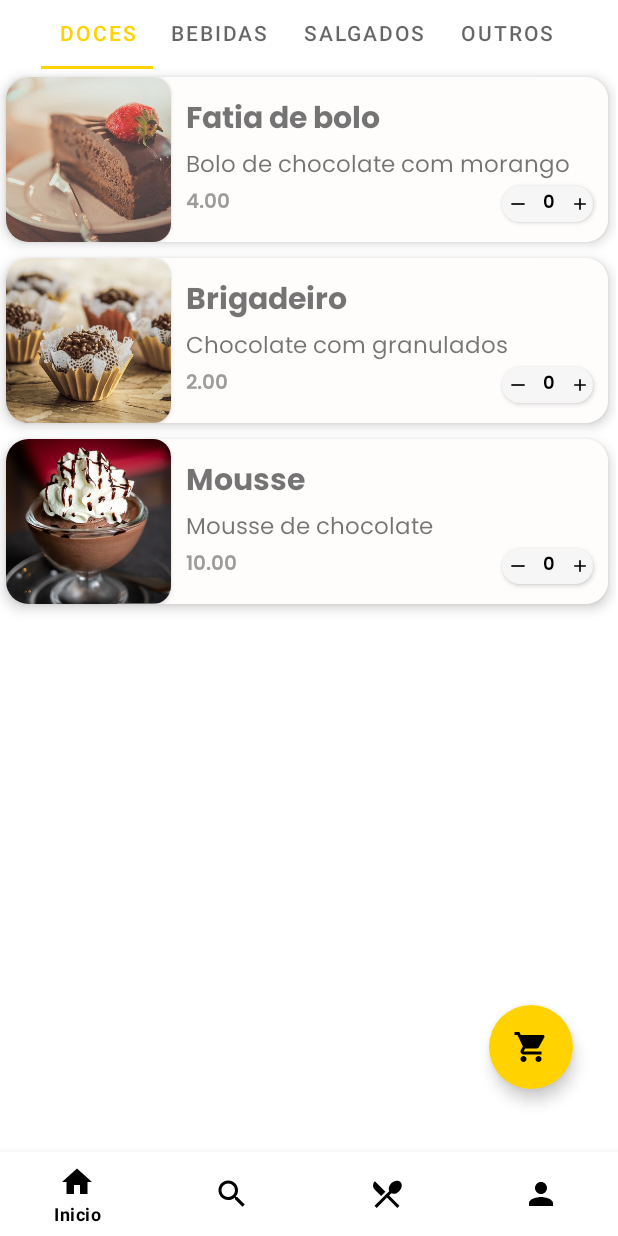
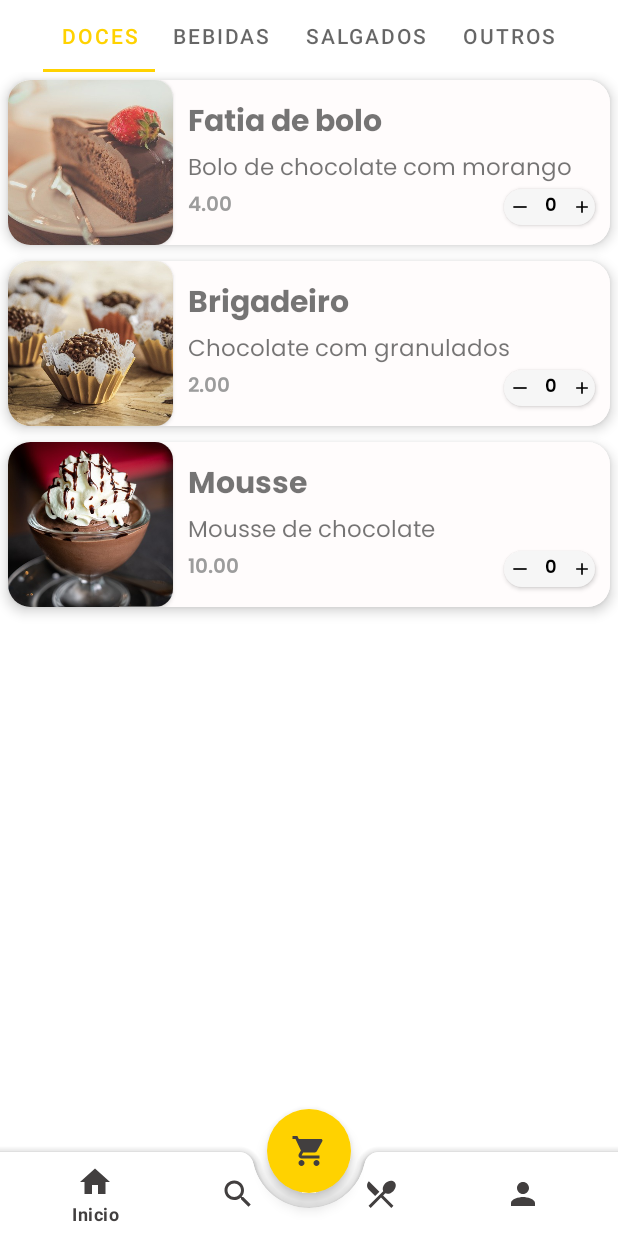
Before and after one commit to weslley-lima04/TCCCantinaToshio, an Android app: the screen it shows after launch (MainActivity), on a phone screen of 412 x 824 dp. Run offline under Robolectric (Android 15) with nearby library versions, the phone set to English and light mode, and no system bars.

```diff
--- a/app/src/main/java/com/cantinatoshio/app/getData.java
+++ b/app/src/main/java/com/cantinatoshio/app/GetData.java
@@ -17,7 +17,7 @@ import java.net.URL;
 
 import javax.net.ssl.HttpsURLConnection;
 
-public class getData extends Thread
+public class GetData extends Thread
 {
 
     String id;
--- /dev/null
+++ b/app/src/main/res/drawable/fundo_transparente.xml
@@ -0,0 +1,7 @@
+<?xml version="1.0" encoding="utf-8"?>
+<shape xmlns:android="http://schemas.android.com/apk/res/android"
+    android:shape="rectangle"
+    android:padding="10dp"
+    >
+    <solid android:color="#0000"/>
+</shape>
--- a/app/src/main/res/layout/activity_main.xml
+++ b/app/src/main/res/layout/activity_main.xml
@@ -1,5 +1,5 @@
 <?xml version="1.0" encoding="utf-8"?>
-<RelativeLayout xmlns:android="http://schemas.android.com/apk/res/android"
+<androidx.coordinatorlayout.widget.CoordinatorLayout xmlns:android="http://schemas.android.com/apk/res/android"
     xmlns:app="http://schemas.android.com/apk/res-auto"
     xmlns:tools="http://schemas.android.com/tools"
     android:layout_width="match_parent"
@@ -11,14 +11,32 @@
         android:id="@+id/FrameContainer"
         android:layout_width="match_parent"
         android:layout_height="match_parent"
-        android:layout_above="@id/btnNav"
-        android:layout_alignParentStart="true"
-        android:layout_alignParentTop="true"
-        android:layout_alignParentEnd="true"
-        android:layout_marginStart="-1dp"
-        android:layout_marginTop="-2dp"
-        android:layout_marginEnd="1dp"
-        android:layout_marginBottom="2dp" />
+        android:layout_marginBottom="55dp"
+        />
+
+    <com.google.android.material.bottomappbar.BottomAppBar
+
+        android:id="@+id/BtnNavAux"
+        android:layout_width="match_parent"
+        android:layout_height="wrap_content"
+        android:layout_gravity="bottom"
+        app:fabCradleMargin="10dp"
+        app:fabCradleRoundedCornerRadius="10dp"
+        app:fabCradleVerticalOffset="1dp"
+        >
+        <com.google.android.material.bottomnavigation.BottomNavigationView
+            android:id="@+id/btnNav"
+            android:layout_width="match_parent"
+            android:layout_height="wrap_content"
+            android:layout_alignParentBottom="true"
+            android:layout_marginEnd="16dp"
+            android:background="@drawable/fundo_transparente"
+            app:itemIconTint="#423F3F"
+            app:itemTextColor="#423F3F"
+            app:menu="@menu/menu_btnnav" />
+
+    </com.google.android.material.bottomappbar.BottomAppBar>
+
 
     <com.google.android.material.floatingactionbutton.FloatingActionButton
         android:id="@+id/btnCart"
@@ -26,24 +44,11 @@
         android:layout_height="wrap_content"
         android:layout_alignBottom="@id/FrameContainer"
         android:layout_alignParentEnd="true"
-        android:layout_marginStart="16dp"
-        android:layout_marginTop="16dp"
-        android:layout_marginBottom="40dp"
-        android:layout_marginEnd="30dp"
-        android:backgroundTint="?attr/colorPrimary"
+        android:backgroundTint="@color/yellowapp"
         android:src="@drawable/ic_baseline_shopping_cart"
         app:borderWidth="0dp"
-        app:tint="@color/black" />
+        app:layout_anchor="@id/BtnNavAux"
+        app:tint="#423F3F" />
 
-    <com.google.android.material.bottomnavigation.BottomNavigationView
 
-        android:id="@+id/btnNav"
-        android:layout_width="match_parent"
-        android:layout_height="wrap_content"
-        android:layout_alignParentBottom="true"
-
-        app:itemIconTint="@color/black"
-        app:itemTextColor="@color/black"
-        app:menu="@menu/menu_btnnav" />
-
-</RelativeLayout>
+</androidx.coordinatorlayout.widget.CoordinatorLayout>
```
Also changed, not shown: app/src/main/java/com/cantinatoshio/app/CarrinhoActivity.java (+11 -2 lines), app/src/main/java/com/cantinatoshio/app/Database/LoginConstants.java (added, +26 -0 lines), app/src/main/java/com/cantinatoshio/app/Database/LoginTabela.java (added, +82 -0 lines), app/src/main/res/layout/activity_click_pedidos.xml (+42 -32 lines).
